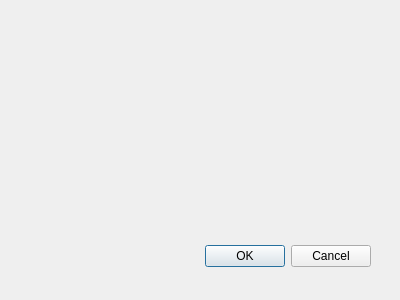
Before: the Qt Designer form addstaffgui.ui in kakeAbdoulaye/qt_Project_Customer, drawn with Qt 5.
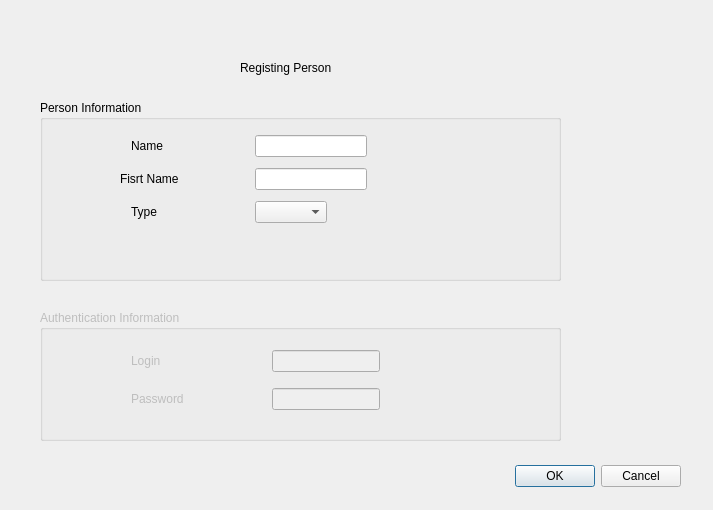
After: the same form once the commit is applied.

The edit to the form file:
```diff
--- a/addstaffgui.ui
+++ b/addstaffgui.ui
@@ -8,8 +8,8 @@
    <rect>
     <x>0</x>
     <y>0</y>
-    <width>400</width>
-    <height>300</height>
+    <width>713</width>
+    <height>510</height>
    </rect>
   </property>
   <property name="windowTitle">
@@ -18,8 +18,8 @@
   <widget name="buttonBox" class="QDialogButtonBox">
    <property name="geometry">
     <rect>
-     <x>30</x>
-     <y>240</y>
+     <x>340</x>
+     <y>460</y>
      <width>341</width>
      <height>32</height>
     </rect>
@@ -31,6 +31,321 @@
     <set>QDialogButtonBox::Cancel|QDialogButtonBox::Ok</set>
    </property>
   </widget>
+  <widget class="QGroupBox" name="groupBoxPersonInformation">
+   <property name="geometry">
+    <rect>
+     <x>40</x>
+     <y>100</y>
+     <width>521</width>
+     <height>181</height>
+    </rect>
+   </property>
+   <property name="title">
+    <string>Person Information</string>
+   </property>
+   <widget class="QWidget" name="">
+    <property name="geometry">
+     <rect>
+      <x>10</x>
+      <y>30</y>
+      <width>451</width>
+      <height>101</height>
+     </rect>
+    </property>
+    <layout class="QGridLayout" name="gridLayout">
+     <item row="0" column="0" colspan="2">
+      <spacer name="horizontalSpacer_3">
+       <property name="orientation">
+        <enum>Qt::Horizontal</enum>
+       </property>
+       <property name="sizeHint" stdset="0">
+        <size>
+         <width>40</width>
+         <height>20</height>
+        </size>
+       </property>
+      </spacer>
+     </item>
+     <item row="0" column="2" colspan="2">
+      <widget class="QLabel" name="labelName">
+       <property name="text">
+        <string>Name </string>
+       </property>
+      </widget>
+     </item>
+     <item row="0" column="4" colspan="2">
+      <spacer name="horizontalSpacer">
+       <property name="orientation">
+        <enum>Qt::Horizontal</enum>
+       </property>
+       <property name="sizeHint" stdset="0">
+        <size>
+         <width>40</width>
+         <height>20</height>
+        </size>
+       </property>
+      </spacer>
+     </item>
+     <item row="0" column="6" colspan="3">
+      <widget class="QLineEdit" name="lineEditName"/>
+     </item>
+     <item row="0" column="9">
+      <spacer name="horizontalSpacer_2">
+       <property name="orientation">
+        <enum>Qt::Horizontal</enum>
+       </property>
+       <property name="sizeHint" stdset="0">
+        <size>
+         <width>40</width>
+         <height>20</height>
+        </size>
+       </property>
+      </spacer>
+     </item>
+     <item row="1" column="0">
+      <spacer name="horizontalSpacer_4">
+       <property name="orientation">
+        <enum>Qt::Horizontal</enum>
+       </property>
+       <property name="sizeHint" stdset="0">
+        <size>
+         <width>40</width>
+         <height>20</height>
+        </size>
+       </property>
+      </spacer>
+     </item>
+     <item row="1" column="1" colspan="4">
+      <widget class="QLabel" name="labelFirstName">
+       <property name="text">
+        <string>Fisrt Name</string>
+       </property>
+      </widget>
+     </item>
+     <item row="1" column="10">
+      <spacer name="horizontalSpacer_6">
+       <property name="orientation">
+        <enum>Qt::Horizontal</enum>
+       </property>
+       <property name="sizeHint" stdset="0">
+        <size>
+         <width>40</width>
+         <height>20</height>
+        </size>
+       </property>
+      </spacer>
+     </item>
+     <item row="2" column="0" colspan="2">
+      <spacer name="horizontalSpacer_7">
+       <property name="orientation">
+        <enum>Qt::Horizontal</enum>
+       </property>
+       <property name="sizeHint" stdset="0">
+        <size>
+         <width>40</width>
+         <height>20</height>
+        </size>
+       </property>
+      </spacer>
+     </item>
+     <item row="2" column="2">
+      <widget class="QLabel" name="labelType">
+       <property name="text">
+        <string>Type</string>
+       </property>
+      </widget>
+     </item>
+     <item row="2" column="3" colspan="3">
+      <spacer name="horizontalSpacer_8">
+       <property name="orientation">
+        <enum>Qt::Horizontal</enum>
+       </property>
+       <property name="sizeHint" stdset="0">
+        <size>
+         <width>40</width>
+         <height>20</height>
+        </size>
+       </property>
+      </spacer>
+     </item>
+     <item row="2" column="8" colspan="2">
+      <spacer name="horizontalSpacer_9">
+       <property name="orientation">
+        <enum>Qt::Horizontal</enum>
+       </property>
+       <property name="sizeHint" stdset="0">
+        <size>
+         <width>40</width>
+         <height>20</height>
+        </size>
+       </property>
+      </spacer>
+     </item>
+     <item row="1" column="5">
+      <spacer name="horizontalSpacer_5">
+       <property name="orientation">
+        <enum>Qt::Horizontal</enum>
+       </property>
+       <property name="sizeHint" stdset="0">
+        <size>
+         <width>40</width>
+         <height>20</height>
+        </size>
+       </property>
+      </spacer>
+     </item>
+     <item row="1" column="6" colspan="3">
+      <widget class="QLineEdit" name="lineEditFirstName"/>
+     </item>
+     <item row="2" column="6" colspan="2">
+      <widget class="QComboBox" name="comboBoxType"/>
+     </item>
+    </layout>
+   </widget>
+  </widget>
+  <widget class="QLabel" name="labelAddPerson">
+   <property name="geometry">
+    <rect>
+     <x>240</x>
+     <y>60</y>
+     <width>141</width>
+     <height>16</height>
+    </rect>
+   </property>
+   <property name="text">
+    <string>Registing Person</string>
+   </property>
+  </widget>
+  <widget class="QGroupBox" name="groupBoxAuthentication">
+   <property name="enabled">
+    <bool>false</bool>
+   </property>
+   <property name="geometry">
+    <rect>
+     <x>40</x>
+     <y>310</y>
+     <width>521</width>
+     <height>131</height>
+    </rect>
+   </property>
+   <property name="title">
+    <string>Authentication Information  </string>
+   </property>
+   <widget class="QWidget" name="">
+    <property name="geometry">
+     <rect>
+      <x>10</x>
+      <y>30</y>
+      <width>411</width>
+      <height>81</height>
+     </rect>
+    </property>
+    <layout class="QGridLayout" name="gridLayout_2">
+     <item row="0" column="0">
+      <spacer name="horizontalSpacer_10">
+       <property name="orientation">
+        <enum>Qt::Horizontal</enum>
+       </property>
+       <property name="sizeHint" stdset="0">
+        <size>
+         <width>40</width>
+         <height>20</height>
+        </size>
+       </property>
+      </spacer>
+     </item>
+     <item row="0" column="1">
+      <widget class="QLabel" name="labelLogin">
+       <property name="text">
+        <string>Login</string>
+       </property>
+      </widget>
+     </item>
+     <item row="0" column="2">
+      <spacer name="horizontalSpacer_12">
+       <property name="orientation">
+        <enum>Qt::Horizontal</enum>
+       </property>
+       <property name="sizeHint" stdset="0">
+        <size>
+         <width>40</width>
+         <height>20</height>
+        </size>
+       </property>
+      </spacer>
+     </item>
+     <item row="0" column="3">
+      <widget class="QLineEdit" name="lineEditLogin"/>
+     </item>
+     <item row="0" column="4">
+      <spacer name="horizontalSpacer_11">
+       <property name="orientation">
+        <enum>Qt::Horizontal</enum>
+       </property>
+       <property name="sizeHint" stdset="0">
+        <size>
+         <width>40</width>
+         <height>20</height>
+        </size>
+       </property>
+      </spacer>
+     </item>
+     <item row="1" column="0">
+      <spacer name="horizontalSpacer_14">
+       <property name="orientation">
+        <enum>Qt::Horizontal</enum>
+       </property>
+       <property name="sizeHint" stdset="0">
+        <size>
+         <width>40</width>
+         <height>20</height>
+        </size>
+       </property>
+      </spacer>
+     </item>
+     <item row="1" column="1">
+      <widget class="QLabel" name="labelPassword">
+       <property name="text">
+        <string>Password</string>
+       </property>
+      </widget>
+     </item>
+     <item row="1" column="2">
+      <spacer name="horizontalSpacer_15">
+       <property name="orientation">
+        <enum>Qt::Horizontal</enum>
+       </property>
+       <property name="sizeHint" stdset="0">
+        <size>
+         <width>40</width>
+         <height>20</height>
+        </size>
+       </property>
+      </spacer>
+     </item>
+     <item row="1" column="3">
+      <widget class="QLineEdit" name="lineEditPassword">
+       <property name="echoMode">
+        <enum>QLineEdit::Password</enum>
+       </property>
+      </widget>
+     </item>
+     <item row="1" column="4">
+      <spacer name="horizontalSpacer_13">
+       <property name="orientation">
+        <enum>Qt::Horizontal</enum>
+       </property>
+       <property name="sizeHint" stdset="0">
+        <size>
+         <width>40</width>
+         <height>20</height>
+        </size>
+       </property>
+      </spacer>
+     </item>
+    </layout>
+   </widget>
+  </widget>
  </widget>
  <pixmapfunction/>
  <resources/>
```
Left out of the diff: 9 changed lines with no effect on the pictures.
